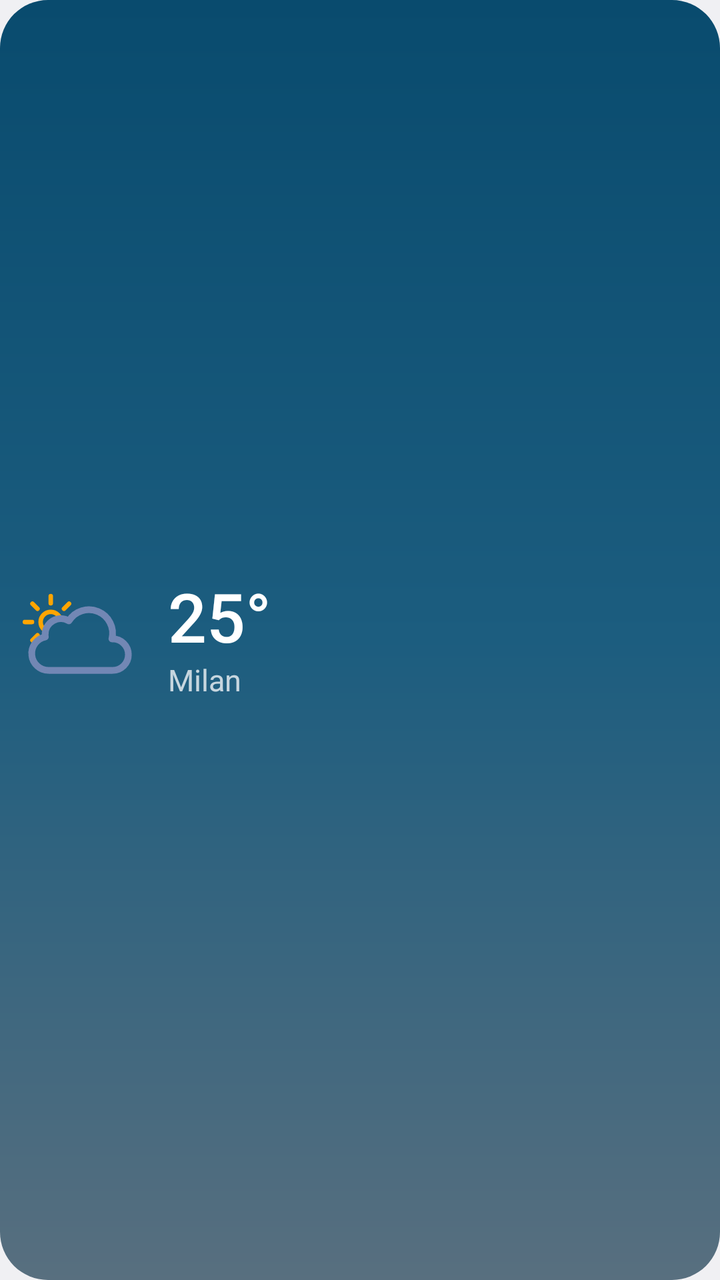
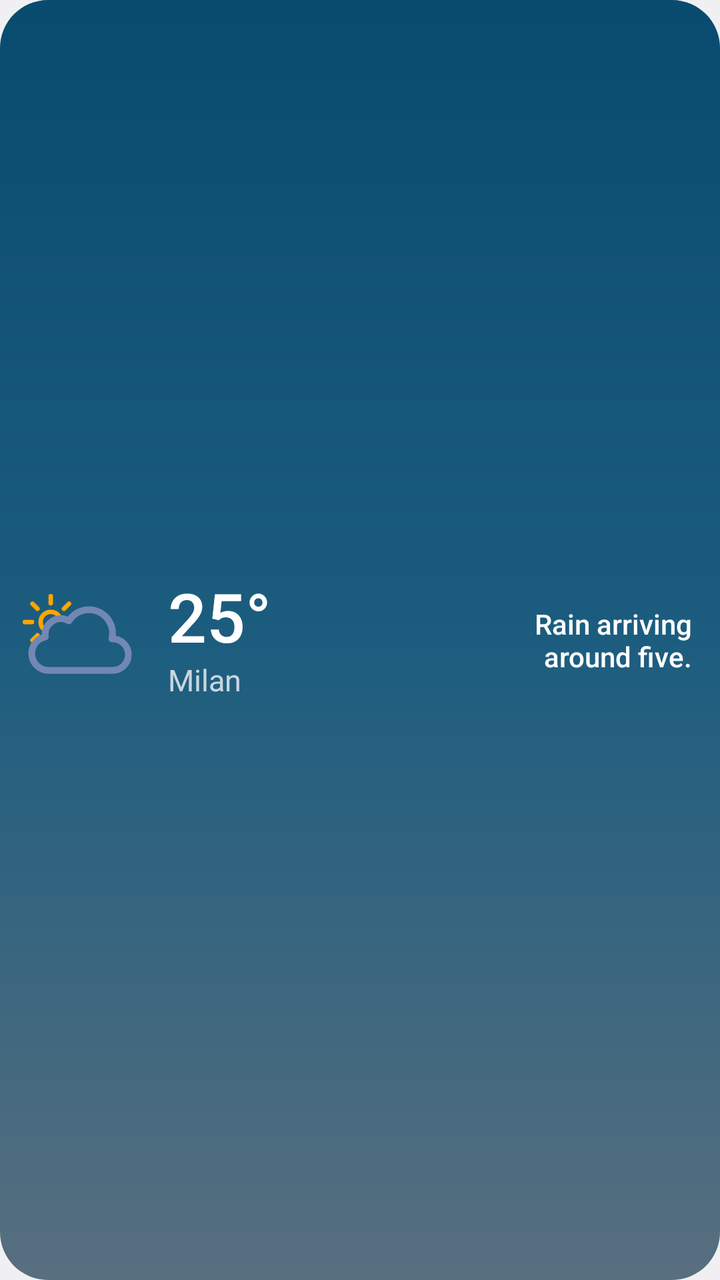

The first picture is an Android layout as it rendered before a commit; the second is the same layout after the commit. The layout source and the unified diff follow.
<!-- AndroidManifest.xml: application theme Theme.Chiaro -->
<!-- res/layout/widget_now_preview.xml -->
<?xml version="1.0" encoding="utf-8"?>
<LinearLayout xmlns:android="http://schemas.android.com/apk/res/android"
    xmlns:tools="http://schemas.android.com/tools"
    android:layout_width="match_parent"
    android:layout_height="match_parent"
    android:background="@drawable/widget_preview_sky"
    android:gravity="center_vertical"
    android:orientation="horizontal"
    android:paddingStart="4dp"
    android:paddingTop="6dp"
    android:paddingEnd="12dp"
    android:paddingBottom="6dp"
    tools:ignore="HardcodedText">

    
    <ImageView
        android:layout_width="72dp"
        android:layout_height="72dp"
        android:importantForAccessibility="no"
        android:src="@drawable/mcn_partly_cloudy_day" />

    <LinearLayout
        android:layout_width="wrap_content"
        android:layout_height="wrap_content"
        android:orientation="vertical"
        android:paddingStart="8dp">

        <TextView
            android:layout_width="wrap_content"
            android:layout_height="wrap_content"
            android:fontFamily="sans-serif-medium"
            android:includeFontPadding="false"
            android:text="25°"
            android:textColor="@color/widget_preview_ink"
            android:textSize="34sp" />

        <TextView
            android:layout_width="wrap_content"
            android:layout_height="wrap_content"
            android:singleLine="true"
            android:text="@string/widget_preview_place"
            android:textColor="@color/widget_preview_ink_dim"
            android:textSize="15sp" />
    </LinearLayout>
</LinearLayout>
<!-- resources referenced by this layout -->
<resources>
  <color name="widget_preview_ink">#FFFFFFFF</color>
  <color name="widget_preview_ink_dim">#BFFFFFFF</color>
  <!-- drawable mcn_partly_cloudy_day (drawable) -->
  <vector xmlns:android="http://schemas.android.com/apk/res/android"
      android:width="24dp"
      android:height="24dp"
      android:viewportWidth="64"
      android:viewportHeight="64">
      <group>
          <clip-path android:pathData="M 12 35 l -5.28 -4.21 -2 -6 1 -7 4 -5 5 -3 h 6 l 5 1 3 3 L 33 20 l -6 4 h -6 l -3 3 v 4 l -4 2 -2 2 z"/>
          <path
              android:pathData="M 23.5 24 a 4.5 4.5 0 1 1 -4.5 -4.5 4.49 4.49 0 0 1 4.5 4.5 z M 19 15.67 V 12.5 m 0 23 v -3.17 m 5.89 -14.22 l 2.24 -2.24 M 10.87 32.13 l 2.24 -2.24 m 0 -11.78 l -2.24 -2.24 m 16.26 16.26 l -2.24 -2.24 M 7.5 24 h 3.17 m 19.83 0 h -3.17"
              android:strokeColor="#FFA500"
              android:strokeWidth="2"
              android:strokeLineCap="round"
              android:strokeMiterLimit="10"/>
      </group>
      <path
          android:pathData="M 46.5 31.5 h -.32 a 10.49 10.49 0 0 0 -19.11 -8 7 7 0 0 0 -10.57 6 7.21 7.21 0 0 0 .1 1.14 A 7.5 7.5 0 0 0 18 45.5 a 4.19 4.19 0 0 0 .5 0 v 0 h 28 a 7 7 0 0 0 0 -14 z"
          android:strokeColor="#7287B4"
          android:strokeWidth="3"
          android:strokeLineJoin="round"/>
  </vector>
  <!-- drawable widget_preview_sky (drawable) -->
  <?xml version="1.0" encoding="utf-8"?>
  <shape xmlns:android="http://schemas.android.com/apk/res/android"
      android:shape="rectangle">
      <gradient
          android:angle="270"
          android:startColor="@color/widget_preview_sky_top"
          android:centerColor="@color/widget_preview_sky_mid"
          android:endColor="@color/widget_preview_sky_bottom"
          android:type="linear" />
      <corners android:radius="24dp" />
  </shape>
  <string name="widget_preview_place">Milan</string>
  <style name="Theme.Chiaro" parent="android:Theme.DeviceDefault.DayNight">
          <item name="android:windowActionBar">false</item>
          <item name="android:windowNoTitle">true</item>
      </style>
  <color name="widget_preview_sky_top">#094B6E</color>
  <color name="widget_preview_sky_mid">#1C5D7F</color>
  <color name="widget_preview_sky_bottom">#586F7F</color>
</resources>

<!-- the commit's change to res/layout/widget_now_preview.xml (unified diff, before → after) -->
@@ -8,7 +8,7 @@
     android:orientation="horizontal"
     android:paddingStart="4dp"
     android:paddingTop="6dp"
-    android:paddingEnd="12dp"
+    android:paddingEnd="14dp"
     android:paddingBottom="6dp"
     tools:ignore="HardcodedText">
 
@@ -20,10 +20,12 @@
         android:src="@drawable/mcn_partly_cloudy_day" />
 
     <LinearLayout
-        android:layout_width="wrap_content"
+        android:layout_width="0dp"
         android:layout_height="wrap_content"
+        android:layout_weight="1"
         android:orientation="vertical"
-        android:paddingStart="8dp">
+        android:paddingStart="8dp"
+        android:paddingEnd="0dp">
 
         <TextView
             android:layout_width="wrap_content"
@@ -42,4 +44,20 @@
             android:textColor="@color/widget_preview_ink_dim"
             android:textSize="15sp" />
     </LinearLayout>
+
+    
+    <TextView
+        android:layout_width="0dp"
+        android:layout_height="wrap_content"
+        android:layout_weight="1"
+        android:ellipsize="end"
+        android:fontFamily="sans-serif-medium"
+        android:gravity="end"
+        android:maxLines="2"
+        android:paddingStart="12dp"
+        android:paddingEnd="0dp"
+        android:text="@string/widget_preview_headline"
+        android:textAlignment="viewEnd"
+        android:textColor="@color/widget_preview_ink"
+        android:textSize="14sp" />
 </LinearLayout>
<!-- resource entries referenced after the edit -->
@@ -35,6 +35,7 @@
           android:type="linear" />
       <corners android:radius="24dp" />
   </shape>
+  <string name="widget_preview_headline">Rain arriving around five.</string>
   <string name="widget_preview_place">Milan</string>
   <style name="Theme.Chiaro" parent="android:Theme.DeviceDefault.DayNight">
           <item name="android:windowActionBar">false</item>
